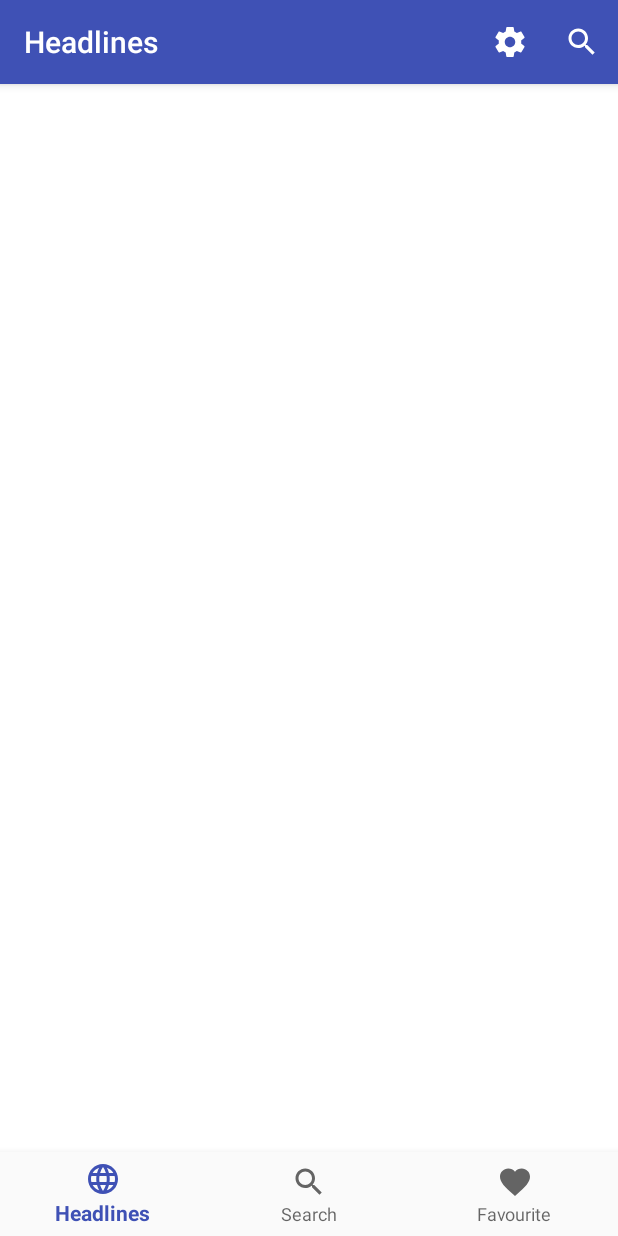
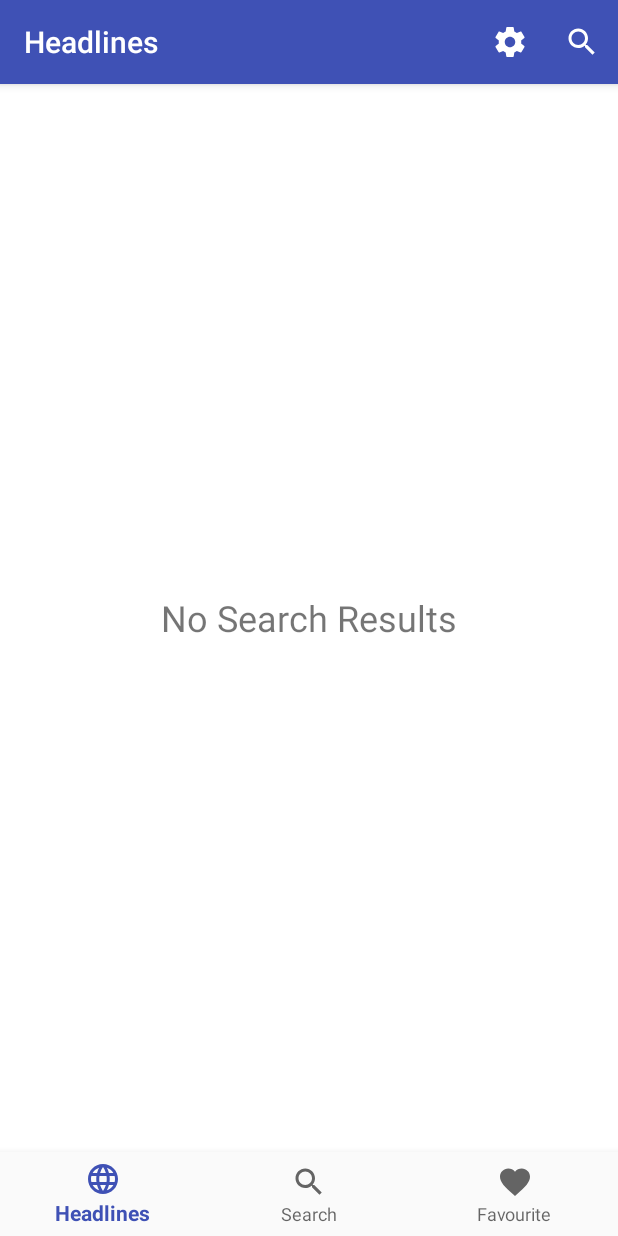
Before and after one commit to sridharjajoo/NewsApp, an Android app: the fragment SearchFragment placed in its activity, on a phone screen of 412 x 824 dp. Run offline under Robolectric (Android 15) with nearby library versions, the phone set to English and light mode, and no system bars; our stand-ins replace ButterKnife, Dagger/Hilt's generated code, Room's generated code, RxJava; 2 statements that could not run were skipped.

Commit message:
Placeholder added for search fragment

```diff
--- a/app/src/main/java/com/example/sridharjajoo/newsapp/core/Search/SearchFragment.java
+++ b/app/src/main/java/com/example/sridharjajoo/newsapp/core/Search/SearchFragment.java
@@ -20,6 +20,7 @@ import android.view.View;
 import android.view.ViewGroup;
 import android.widget.ProgressBar;
 import android.widget.SearchView;
+import android.widget.TextView;
 import android.widget.Toast;
 
 import com.example.sridharjajoo.newsapp.R;
@@ -48,6 +49,9 @@ public class SearchFragment extends Fragment implements Injectable {
 
     @BindView(R.id.cutom_search_recycler)
     RecyclerView customSearchRecycler;
+
+    @BindView(R.id.no_search)
+    TextView noSearch;
 
     @Inject
     ViewModelProvider.Factory viewModelFactory;
@@ -133,6 +137,7 @@ public class SearchFragment extends Fragment implements Injectable {
     }
 
     private void handleSearch(String query) {
+        noSearch.setVisibility(View.INVISIBLE);
         searchViewModel.customSearch(query).observe(this, this::showResult);
     }
 
--- a/app/src/main/res/layout/fragment_search.xml
+++ b/app/src/main/res/layout/fragment_search.xml
@@ -20,5 +20,12 @@
             android:layout_height="40dp"
             android:layout_gravity="center"
             android:visibility="gone" />
+        <TextView
+            android:id="@+id/no_search"
+            android:layout_width="wrap_content"
+            android:layout_height="wrap_content"
+            android:text="@string/no_search_results"
+            android:layout_gravity="center"
+            android:textSize="24sp"/>
     </FrameLayout>
 </LinearLayout>
--- a/app/src/main/res/values/strings.xml
+++ b/app/src/main/res/values/strings.xml
@@ -11,4 +11,5 @@
     <string name="the_times_of_india">The Times of India</string>
     <string name="choose_the_news_sources">Choose the News Sources!</string>
     <string name="order_by_time">Order By Time?</string>
+    <string name="no_search_results">No Search Results</string>
 </resources>
```
